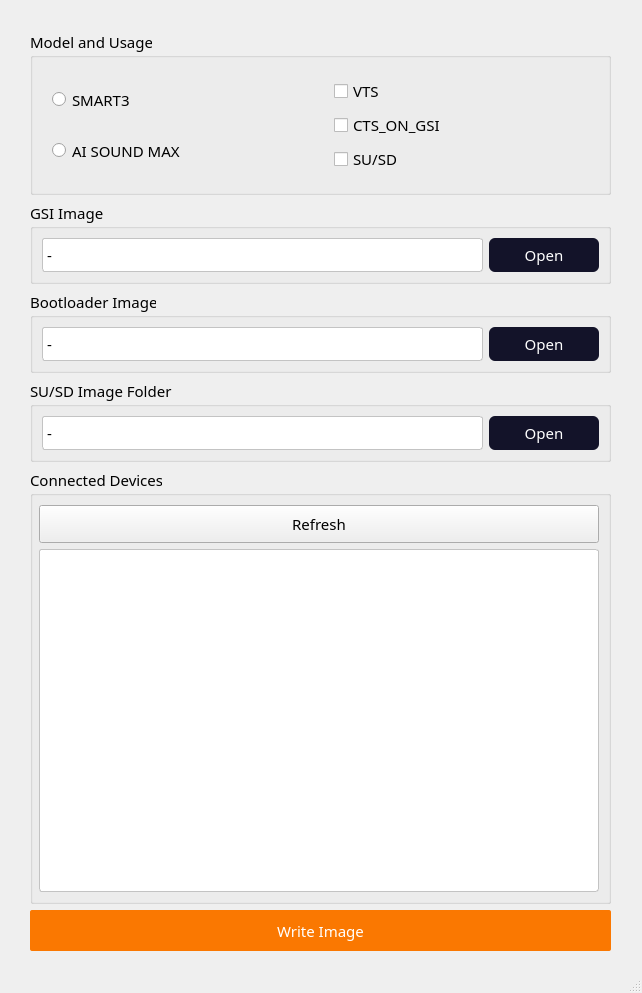
The window that Gsi_writer.ui (charmk20/gsi_writer) describes before a commit, drawn with Qt 5.
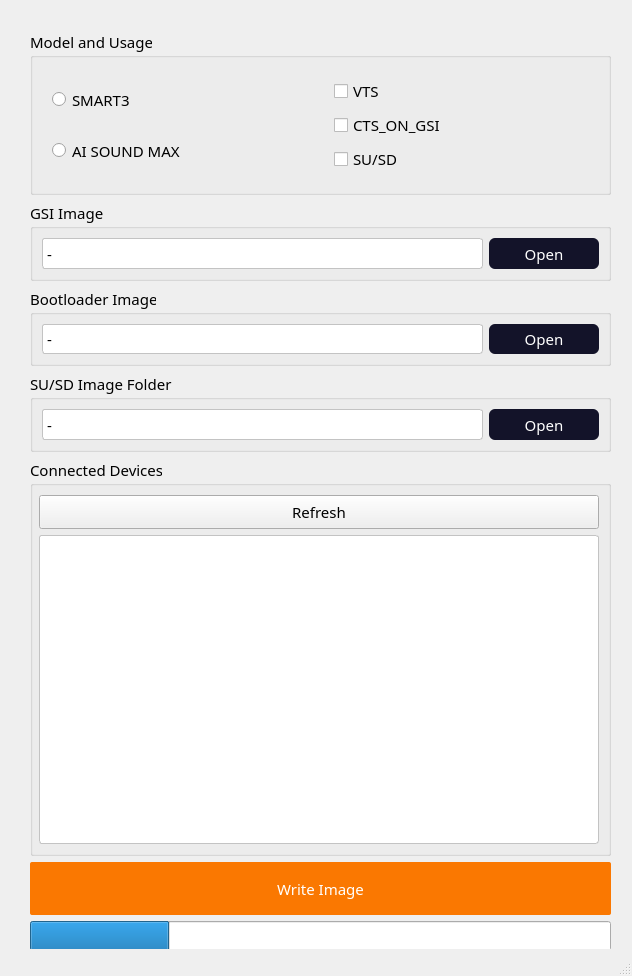
The same window after the commit.

The edit to the form file:
```diff
--- a/Gsi_writer.ui
+++ b/Gsi_writer.ui
@@ -6,8 +6,8 @@
    <rect>
     <x>0</x>
     <y>0</y>
-    <width>642</width>
-    <height>993</height>
+    <width>632</width>
+    <height>976</height>
    </rect>
   </property>
   <property name="sizePolicy">
@@ -41,7 +41,7 @@
       <height>941</height>
      </rect>
     </property>
-    <layout class="QVBoxLayout" name="verticalLayout_4" stretch="6,4,4,4,21,2">
+    <layout class="QVBoxLayout" name="verticalLayout_4" stretch="6,3,3,3,15,2,3">
      <property name="leftMargin">
       <number>10</number>
      </property>
@@ -502,6 +502,7 @@
             </property>
             <property name="font">
              <font>
+              <family>Pretendard</family>
               <pointsize>11</pointsize>
              </font>
             </property>
@@ -568,6 +569,16 @@
        </property>
       </widget>
      </item>
+     <item>
+      <widget class="QProgressBar" name="progressBar">
+       <property name="value">
+        <number>24</number>
+       </property>
+       <property name="textVisible">
+        <bool>false</bool>
+       </property>
+      </widget>
+     </item>
     </layout>
    </widget>
   </widget>
```
Left out of the diff: 3 changed lines with no effect on the pictures.
